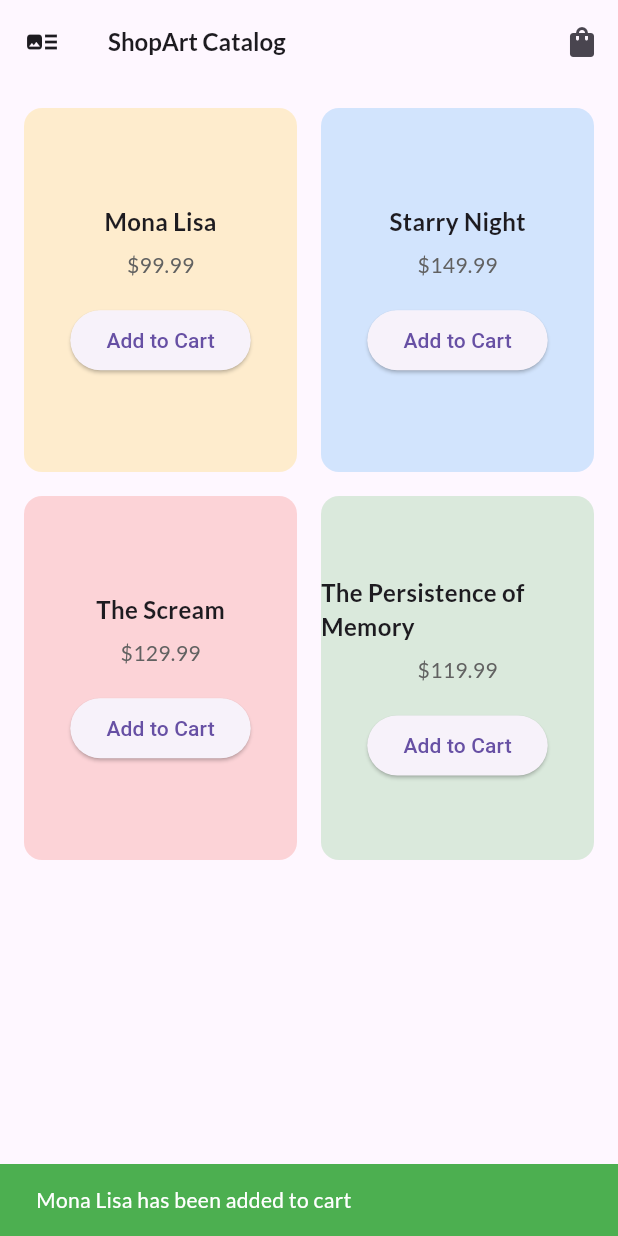
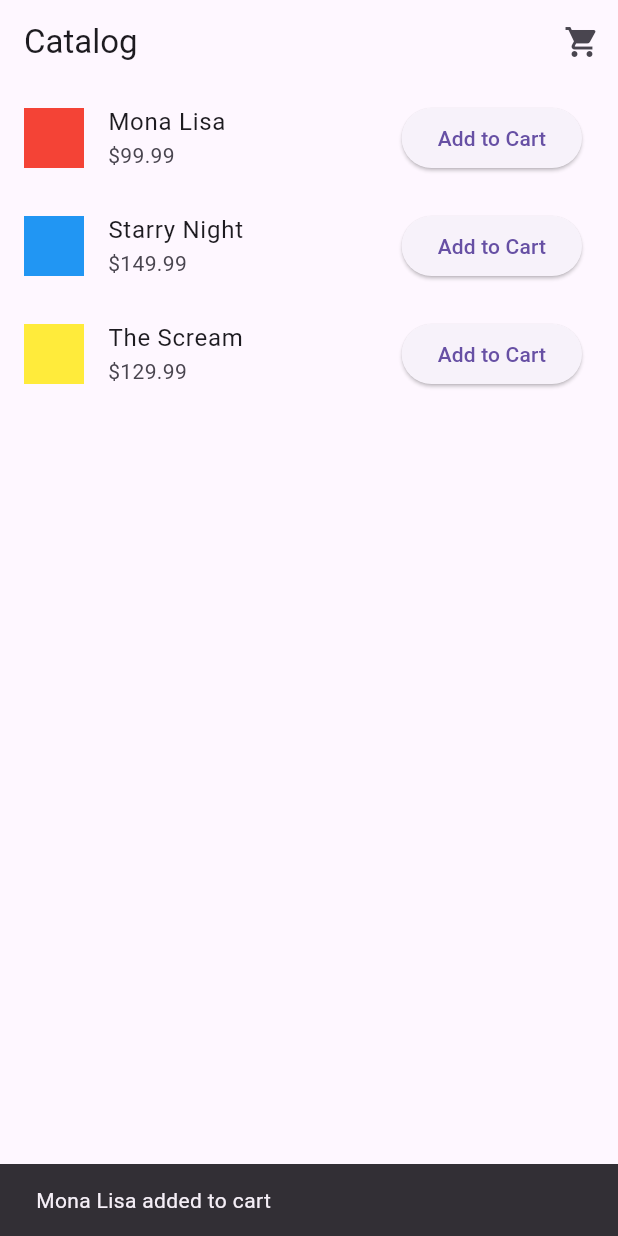
Before and after one commit to Prodigy-Genes/Flutter-Development-Roadmap, a Flutter app: the CatalogScreen screen opened directly, after a tap on "Add to Cart", on a phone screen of 412 x 824 dp. Run offline on Flutter 3.47's test engine with Material 3 defaults, Android fonts, the phone set to English and light mode, and no system bars; our stand-ins replace cached_network_image, flutter_riverpod, google_fonts.

Commit message:
Switched to using riverpod and sticking to it

```diff
--- a/Week_5/shopart/lib/screens/catalog_screen.dart
+++ /dev/null
@@ -1,99 +0,0 @@
-import 'package:flutter/material.dart';
-import 'package:google_fonts/google_fonts.dart';
-import 'package:provider/provider.dart';
-import 'package:shopart/cart_provider.dart';
-import 'package:shopart/model/product.dart';
-import 'package:shopart/screens/cart_screen.dart';
-
-class CatalogScreen extends StatelessWidget {
-  const CatalogScreen({super.key});
-
-  @override
-  Widget build(BuildContext context) {
-    final List<Product> products = [
-      Product(
-        id: "1", title: "Mona Lisa", price: 99.99, color: Colors.amber
-        ),
-        Product(
-        id: "2", title: "Starry Night", price: 149.99, color: Colors.blue
-        ),
-        Product(
-        id: "3", title: "The Scream", price: 129.99, color: Colors.red
-        ),
-        Product(
-          id: "4", title: "The Persistence of Memory", price: 119.99, color: Colors.green
-        )
-    ];
-    return Scaffold(
-      appBar: AppBar(
-        leading: Icon(Icons.art_track),
-        title: Text(
-          "ShopArt Catalog",
-          style: GoogleFonts.lato(fontSize: 16, fontWeight: FontWeight.bold),
-          ),
-          actions: [
-            IconButton(
-              onPressed: (){
-                // Navigate to cart screen
-                Navigator.push(context, MaterialPageRoute(builder: (c) => const CartScreen()));
-              },
-              icon: Icon(Icons.shopping_bag))
-          ],
-      ),
-
-      body: Padding(
-        padding: const EdgeInsets.all(16),
-        child: GridView.builder(
-          gridDelegate: SliverGridDelegateWithFixedCrossAxisCount(
-            crossAxisCount: 2,
-            mainAxisSpacing: 16,
-            crossAxisSpacing: 16,
-            childAspectRatio: 3/4,
-          ),
-          itemCount: products.length,
-          itemBuilder: (context, index){
-            // Set the products values to product
-            final product = products[index];
-            return Container(
-              decoration: BoxDecoration(
-                color: product.color.withValues(alpha: 0.2),
-                borderRadius: BorderRadius.circular(12),
-              ),
-              child: Column(
-                mainAxisAlignment: MainAxisAlignment.center,
-                children: [
-                  Text(
-                    product.title,
-                    style: GoogleFonts.lato(fontSize: 16, fontWeight: FontWeight.bold),
-                  ),
-                  SizedBox(height: 8),
-                  Text(
-                    "\$${product.price.toStringAsFixed(2)}",
-                    style: GoogleFonts.lato(fontSize: 14, color: Colors.grey[700]),
-                  ),
-                  SizedBox(height: 16),
-                  ElevatedButton(
-                    onPressed: (){
-                      // Add to cart functionality
-                      // Over here we call the addToCart method from the CartProvider class
-                      context.read<CartProvider>().addToCart(product);
-
-                      ScaffoldMessenger.of(context).showSnackBar(
-                        SnackBar(content: Text("${product.title} has been added to cart"
-                        , style: GoogleFonts.lato(color: Colors.white, )
-                        ),
-                        backgroundColor: Colors.green,
-                        duration: Duration(seconds: 2),
-
-                        )
-                      );
-                    },
-                    child: Text("Add to Cart"))
-                ],
-              ),
-            );
-          }),
-      ),
-    );
-  }
-}
--- /dev/null
+++ b/Week_5/shopart/lib/src/features/cart/presentation/cart_controller.dart
@@ -0,0 +1,95 @@
+import 'package:flutter_riverpod/flutter_riverpod.dart';
+import 'package:shopart/model/cart_item.dart';
+import 'package:shopart/model/product.dart';
+
+// 1 DEFINE THE STATE TYPE
+// We manage map of ID to CartItem to represent the items in the cart
+typedef CartState = Map<String, CartItem>; // typedef is for defining a new name for an existing type
+
+// 2 CREATE THE NOTIFIER (THE VIEW MODEL)
+// We extend Notifier and give it the type of State we want
+class CartController extends Notifier<CartState>{
+  @override
+  // We initialize the state in the build method because it's required by Notifier
+  CartState build(){
+    // Initialize with an empty map
+    return {};
+  }
+
+  // LOGIC : ADD TO CART
+  void addToCart(Product newProduct){
+    if(state.containsKey(newProduct.id)){
+
+      // If the product is already in the cart, we update its quantity
+      final existing = state[newProduct.id]!;
+
+      final updatedCartItem = CartItem(
+        id: existing.id,
+        title: existing.title,
+        quantity: existing.quantity + 1,
+        price: existing.price,
+
+      );
+      // Why we use {...state, ...} : To create a new map with updated values (immutability)
+      state={...state, newProduct.id: updatedCartItem};
+
+
+    }else{
+      // If the product is not in the cart, we add it
+      final newCartItem = CartItem(
+        id: newProduct.id,
+        title: newProduct.title,
+        quantity: 1,
+        price: newProduct.price,
+      );
+      state={...state, newProduct.id: newCartItem};
+    }
+  }
+
+  // LOGIC : REMOVE SINGLE ITEM FROM CART
+  void removeSingleCartItem(String existingCartItem){
+    // If Item isn't in cart
+    if(!state.containsKey(existingCartItem)) {
+      return;
+    }
+
+    // if existing item is more than 1
+    final existing = state[existingCartItem]!;
+
+    if(existing.quantity>1){
+      // Decrease quantity
+      final updatedCartItem = CartItem(
+        id: existing.id,
+        title: existing.title,
+        quantity: existing.quantity -1,
+        price: existing.price,
+      );
+      state = {...state, existingCartItem: updatedCartItem};
+    }else{
+      // Remove item from cart
+      final newState = {...state};
+      newState.remove(existingCartItem);
+      state = newState;
+    }
+
+  }
+
+
+
+
+
+  // LOGIC: CLEAR CART
+  void clearCart(){
+    state = {};
+  }
+}
+// 3. EXPOSE THE VARIABLES AND METHODS TO THE UI
+  final cartProvider = NotifierProvider<CartController, CartState>(() {
+    return CartController();
+  },);
+
+// LOGIC: TOTAL AMOUNT
+  final cartTotalProvider = Provider<double>((ref) {
+  final cartMap = ref.watch(cartProvider);
+  return cartMap.values.fold(0, (sum, item) => sum + (item.price * item.quantity));
+});
--- /dev/null
+++ b/Week_5/shopart/lib/src/features/products/presentation/catalog_screen.dart
@@ -0,0 +1,70 @@
+import 'package:flutter/material.dart';
+import 'package:flutter_riverpod/flutter_riverpod.dart';
+import 'package:shopart/model/product.dart';
+import 'package:shopart/src/features/cart/presentation/cart_controller.dart';
+import 'package:shopart/src/features/cart/presentation/cart_screen.dart';
+
+class CatalogScreen extends ConsumerWidget {
+  const CatalogScreen({super.key});
+
+  @override
+  Widget build(BuildContext context, WidgetRef ref) {
+    final List<Product> items = [
+      Product(
+        id: "1",
+        title: "Mona Lisa",
+        price: 99.99,
+        color: Colors.red
+        ),
+      Product(
+        id: "2",
+        title: "Starry Night",
+        price: 149.99,
+        color: Colors.blue
+      ),
+      Product(
+        id: "3",
+        title: "The Scream",
+        price: 129.99,
+        color: Colors.yellow
+      ),
+    ];
+
+    return Scaffold(
+      appBar: AppBar(
+        title: Text("Catalog"),
+        actions: [
+          IconButton(onPressed: (){
+            Navigator.push(context, MaterialPageRoute(builder: (context)=> const CartScreen()));
+          }, icon: Icon(Icons.shopping_cart))
+        ],
+      ),
+
+      body: ListView.builder(
+        itemCount: items.length,
+        itemBuilder: (context, index){
+          final item = items[index];
+          return ListTile(
+            leading: Container(
+              width: 40,
+              height: 40,
+              color: item.color,
+
+            ),
+            title: Text(item.title),
+            subtitle: Text("\$${item.price}"),
+            trailing: ElevatedButton(onPressed: (){ref.read(cartProvider.notifier).addToCart(item);
+            ScaffoldMessenger.of(context).showSnackBar(
+              SnackBar(
+                content: Text("${item.title} added to cart"),
+              duration: Duration(seconds: 1)
+              )
+            );
+            },
+            child: Text("Add to Cart")),
+          );
+        }
+        )
+    );
+  }
+}
--- a/Week_5/shopart/pubspec.yaml
+++ b/Week_5/shopart/pubspec.yaml
@@ -34,8 +34,8 @@ dependencies:
   # The following adds the Cupertino Icons font to your application.
   # Use with the CupertinoIcons class for iOS style icons.
   cupertino_icons: ^1.0.8
-  provider: ^6.1.5+1
   google_fonts: ^6.3.3
+  flutter_riverpod: ^3.0.3
 
 dev_dependencies:
   flutter_test:
```
Also changed, not shown: Week_5/shopart/lib/main.dart (+7 -15 lines), Week_5/shopart/lib/screens/cart_screen.dart (deleted, +0 -66 lines), Week_5/shopart/lib/screens/challenge_screen.dart (deleted, +0 -48 lines), Week_5/shopart/lib/src/features/cart/presentation/cart_screen.dart (added, +60 -0 lines), Week_5/shopart/pubspec.lock.
